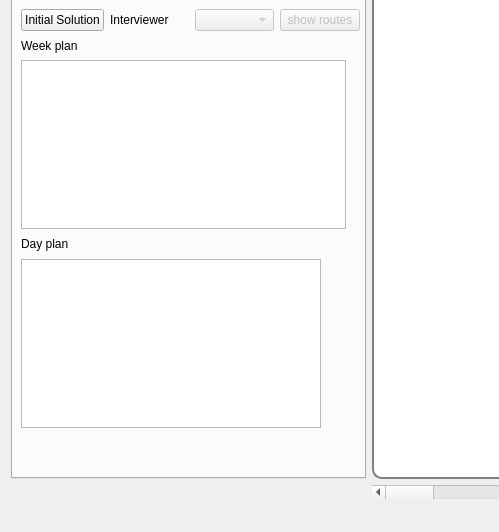
tikhoncheva/work, file Nouna_PCVRP/qt-project/ver02.01/nouna_project/mainwindow.ui: the form before one commit; both pictures show x 0 to 499 and y 92 to 624 of the 953 by 624 pixel window.
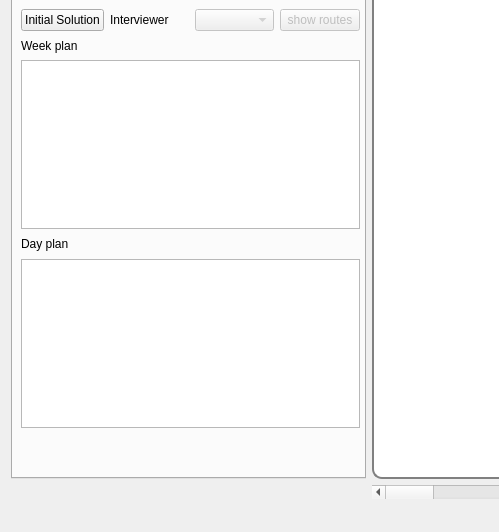
The form after the commit. Custom widgets are drawn as their Qt base class.

```diff
--- a/Nouna_PCVRP/qt-project/ver02.01/nouna_project/mainwindow.ui
+++ b/Nouna_PCVRP/qt-project/ver02.01/nouna_project/mainwindow.ui
@@ -419,7 +419,7 @@
             <widget class="QTableWidget" name="tableWidget_dayplans">
              <property name="maximumSize">
               <size>
-               <width>300</width>
+               <width>350</width>
                <height>16777215</height>
               </size>
              </property>
@@ -500,7 +500,7 @@
             <widget class="QTableWidget" name="tableWidget_weekplans">
              <property name="maximumSize">
               <size>
-               <width>325</width>
+               <width>350</width>
                <height>16777215</height>
               </size>
              </property>
```
